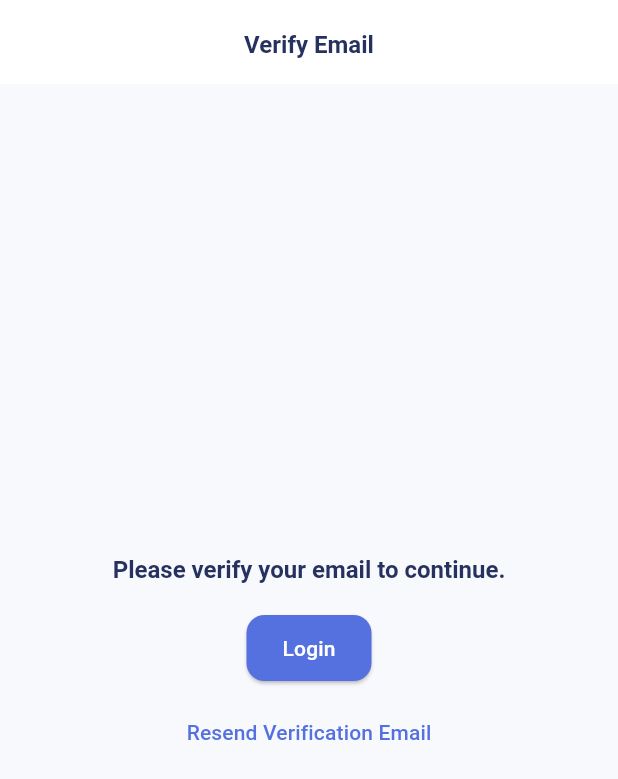
After one commit to dbl8005/lyfer, a Flutter app: the VerifyEmailScreen screen opened by its route, on a phone screen of 412 x 824 dp. The commit adds this screen. Shown: the top 779 px of the screen. Run offline on Flutter 3.47's test engine with Material 3 defaults, Android fonts, the phone set to English and light mode, and no system bars; our stand-ins replace firebase_auth, firebase_core, flutter_riverpod, go_router; accounts and stored records are empty; network calls fail.

Commit message:
Refactor authentication UI: replace old email, password, and confirm password form fields with new implementations; add email verification functionality; update redirect logic and enhance user experience.

```diff
--- /dev/null
+++ b/lib/features/auth/presentation/screens/verify_email_screen.dart
@@ -0,0 +1,101 @@
+import 'dart:async';
+import 'package:flutter/material.dart';
+import 'package:flutter_riverpod/flutter_riverpod.dart';
+import 'package:go_router/go_router.dart';
+import 'package:lyfer/core/router/router.dart';
+import 'package:lyfer/core/utils/snackbars/snackbar.dart';
+import 'package:lyfer/features/auth/providers/auth_provider.dart';
+
+class VerifyEmailScreen extends ConsumerStatefulWidget {
+  const VerifyEmailScreen({super.key});
+
+  @override
+  ConsumerState<VerifyEmailScreen> createState() => _VerifyEmailScreenState();
+}
+
+class _VerifyEmailScreenState extends ConsumerState<VerifyEmailScreen> {
+  Timer? _cooldownTimer;
+  bool _isButtonDisabled = false;
+  int _cooldownSeconds = 0;
+
+  @override
+  void initState() {
+    super.initState();
+    // Send verification email when screen loads
+    WidgetsBinding.instance.addPostFrameCallback((_) {
+      _sendVerificationEmail();
+    });
+  }
+
+  @override
+  void dispose() {
+    _cooldownTimer?.cancel();
+    super.dispose();
+  }
+
+  void _startCooldown() {
+    setState(() {
+      _isButtonDisabled = true;
+      _cooldownSeconds = 60; // Changed to 30 seconds
+    });
+
+    _cooldownTimer = Timer.periodic(const Duration(seconds: 1), (timer) {
+      setState(() {
+        _cooldownSeconds--;
+        if (_cooldownSeconds <= 0) {
+          _isButtonDisabled = false;
+          timer.cancel();
+        }
+      });
+    });
+  }
+
+  Future<void> _sendVerificationEmail() async {
+    await ref.read(authServiceProvider).sendEmailVerification();
+    if (mounted) {
+      final authState = ref.read(authStateChangesProvider).asData?.value;
+      AppSnackbar.show(
+        context: context,
+        message: 'Verification email sent to ${authState?.email}',
+      );
+    }
+    _startCooldown();
+  }
+
+  @override
+  Widget build(BuildContext context) {
+    final authState = ref.watch(authStateChangesProvider).asData?.value;
+
+    return Scaffold(
+      appBar: AppBar(
+        title: const Text('Verify Email'),
+      ),
+      body: Center(
+        child: Column(
+          mainAxisAlignment: MainAxisAlignment.center,
+          children: [
+            Text(
+              'Please verify your email to continue.',
+              style: Theme.of(context).textTheme.titleLarge,
+            ),
+            const SizedBox(height: 16),
+            ElevatedButton(
+              onPressed: () {
+                ref.read(authServiceProvider).signOut();
+                context.go(AppRouterConsts.login); // Navigate to login
+              },
+              child: const Text('Login'), // Changed button text
+            ),
+            const SizedBox(height: 8),
+            TextButton(
+              onPressed: _isButtonDisabled ? null : _sendVerificationEmail,
+              child: Text(_isButtonDisabled
+                  ? 'Resend in $_cooldownSeconds seconds'
+                  : 'Resend Verification Email'),
+            ),
+          ],
+        ),
+      ),
+    );
+  }
+}
--- a/lib/features/auth/services/auth_service.dart
+++ b/lib/features/auth/services/auth_service.dart
@@ -33,6 +33,11 @@ class AuthService {
     }
   }
 
+  Future<void> sendEmailVerification() async {
+    User? user = _firebaseAuth.currentUser;
+    await user?.sendEmailVerification();
+  }
+
   Future<void> signOut() async {
     await _firebaseAuth.signOut();
   }
```
Also changed, not shown: lib/core/router/router.dart (+19 -4 lines), lib/features/auth/presentation/screens/login_screen.dart (renamed from lib/features/auth/view/screens/login_screen.dart, +5 -3 lines), lib/features/auth/presentation/screens/signup_screen.dart (renamed from lib/features/auth/view/screens/signup_screen.dart, +4 -4 lines), lib/features/auth/presentation/widgets/auth_button.dart (renamed from lib/features/auth/view/widgets/auth_button.dart), lib/features/auth/presentation/widgets/confirm_password_form_field.dart (renamed from lib/features/auth/view/widgets/confirm_password_form_field.dart), lib/features/auth/presentation/widgets/email_form_field.dart (renamed from lib/features/auth/view/widgets/email_form_field.dart), lib/features/auth/presentation/widgets/password_form_field.dart (renamed from lib/features/auth/view/widgets/password_form_field.dart), 1 other file.
